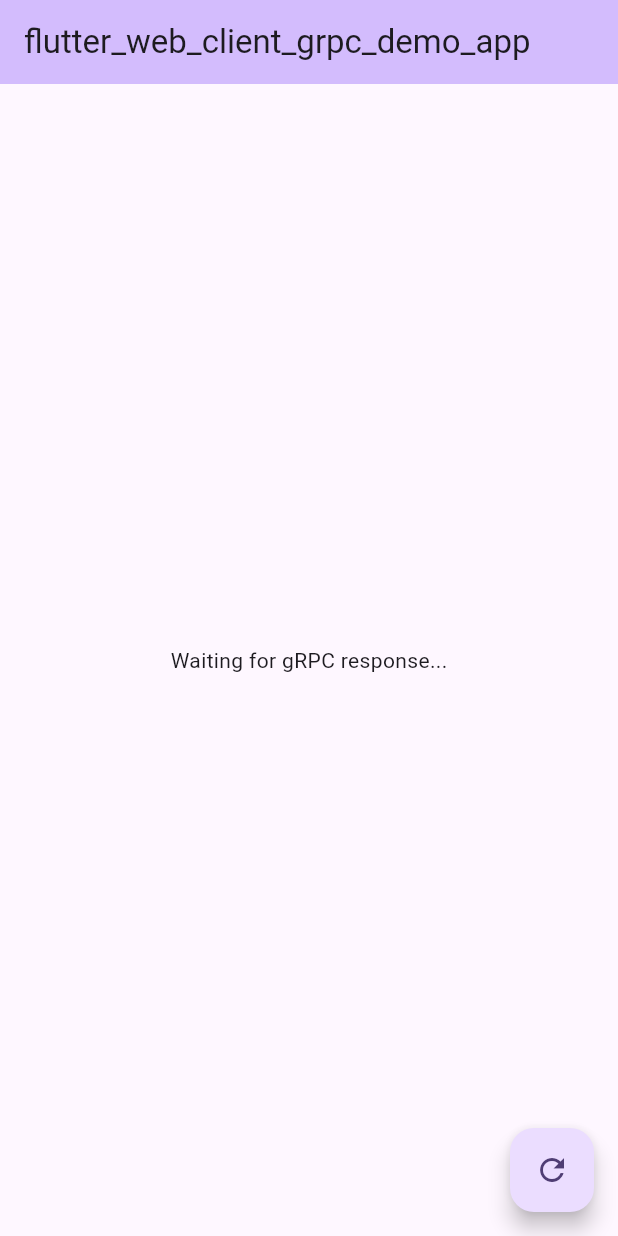
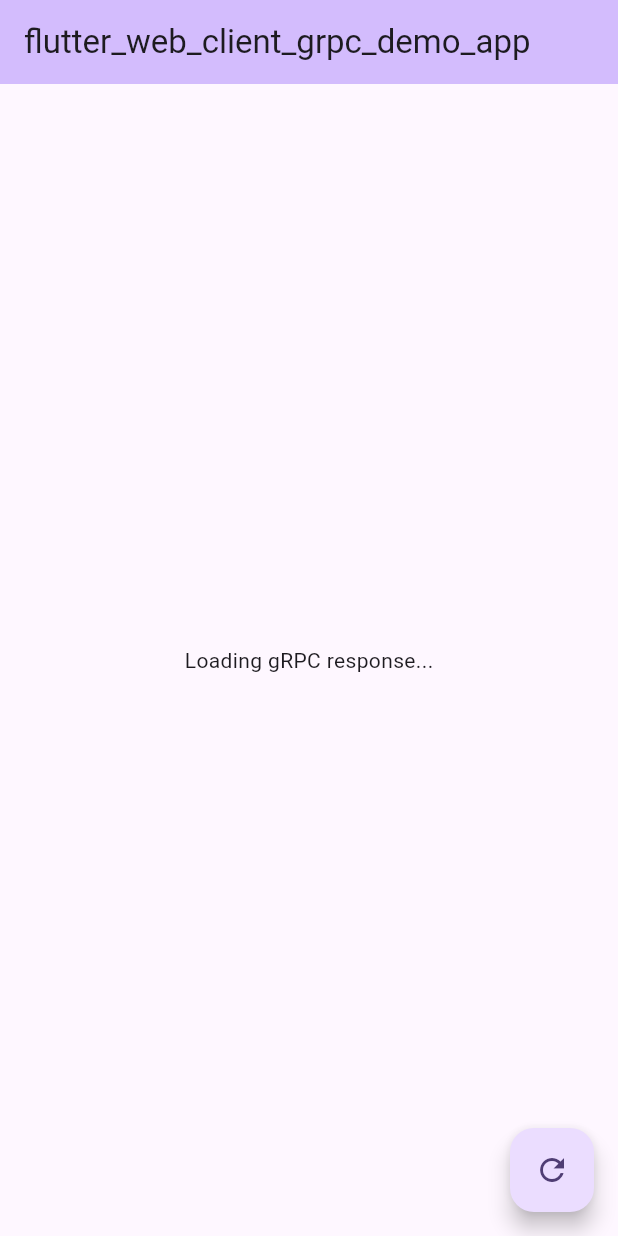
Before and after one commit to maxeema/flutter-web-grpc, a Flutter app: the first screen one second after launch, on a phone screen of 412 x 824 dp. Run offline on Flutter 3.47's test engine with Material 3 defaults, Android fonts, the phone set to English and light mode, and no system bars; our stand-ins replace signals; missing offline and left inert: grpc, protobuf.

Commit message:
refactor/ to use "signals" instead of StatefullWidget

```diff
--- a/flutter_web_client_grpc_demo_app/lib/main.dart
+++ b/flutter_web_client_grpc_demo_app/lib/main.dart
@@ -2,44 +2,12 @@
 /// Copyright 2024 (c) Max Shemetov, https://github.com/maxeema
 ///
 import 'package:flutter/material.dart';
+import 'package:signals/signals_flutter.dart';
 
-import 'package:grpc/grpc.dart';
-import 'package:grpc/grpc_or_grpcweb.dart';
-
-import 'package:flutter_web_client_grpc_demo_app/generated/protos/hello.pbgrpc.dart';
+import 'data.dart';
 
 void main() {
   runApp(const MyApp());
-}
-
-Future<String> callGrpc(List<String> args) async {
-  print('callGrpc()...');
-  final channel = GrpcOrGrpcWebClientChannel.toSingleEndpoint(
-    host: 'localhost',
-    // A dedicated Envoy port for the web-grpc calls assuming that Envoy is ran
-    // according to the project's README.
-    port: 50052,
-    transportSecure: false,
-  );
-  final stub = GreeterClient(channel);
-  final name = args.isNotEmpty ? args.join(' ') : 'flutter';
-  try {
-    final response = await stub.sayHello(
-      HelloRequest()..name = name,
-      options: CallOptions(
-        // Note! If a server supports GzipCodec compression enable it here,
-        // but not all services support it, so you might remove/comment this.
-        compression: const GzipCodec(),
-      ),
-    );
-    print('Greeter client received: ${response.message}');
-    return response.message;
-  } catch (e) {
-    print('Caught error: $e');
-    return '$e';
-  } finally {
-    await channel.shutdown();
-  }
 }
 
 class MyApp extends StatelessWidget {
@@ -58,48 +26,28 @@ class MyApp extends StatelessWidget {
   }
 }
 
-class MyHomePage extends StatefulWidget {
+class MyHomePage extends StatelessWidget {
   const MyHomePage({super.key, required this.title});
 
   final String title;
 
   @override
-  State<MyHomePage> createState() => _MyHomePageState();
-}
-
-class _MyHomePageState extends State<MyHomePage> {
-  int _counter = 0;
-
-  String? grpcResponse;
-  Object? key;
-
-  @override
-  void initState() {
-    super.initState();
-    Future.delayed(Duration(seconds: 1), () {
-      _executeCallGrpc();
-    });
-  }
-
-  _executeCallGrpc() {
-    _counter++;
-    key = Object();
-    final keyRef = key;
-    setState(() => grpcResponse = null);
-    callGrpc(['flutter', '$_counter']).then((response) async {
-      await Future.delayed(Duration(seconds: 1));
-      if (mounted && key == keyRef) {
-        setState(() => grpcResponse = response);
+  Widget build(BuildContext context) {
+    grpcData.listen(context, () {
+      if (grpcData.value.hasError && !grpcData.value.isLoading) {
+        ScaffoldMessenger.of(context)
+          ..hideCurrentSnackBar()
+          ..showSnackBar(
+            const SnackBar(
+                content: Text('Please, ensure that grpc server is ran.\n'
+                    'It is located in the "dart_server_grpc_demo" folder.')),
+          );
       }
     });
-  }
-
-  @override
-  Widget build(BuildContext context) {
     return Scaffold(
       appBar: AppBar(
         backgroundColor: Theme.of(context).colorScheme.inversePrimary,
-        title: Text(widget.title),
+        title: Text(title),
       ),
       body: Center(
         child: Column(
@@ -107,16 +55,30 @@ class _MyHomePageState extends State<MyHomePage> {
           children: <Widget>[
             Container(
               margin: EdgeInsets.all(20),
-              child: Text(
-                grpcResponse ?? 'Waiting for gRPC response...',
-              ),
+              child: Watch((context) {
+                return grpcData.value.map(
+                  loading: () => const Text('Loading gRPC response...'),
+                  reloading: () => const Text('Reloading gRPC response...'),
+                  refreshing: () => const Text('Refreshing gRPC response...'),
+                  data: (data) => Text(
+                    'gRPC response: $data',
+                    textAlign: TextAlign.center,
+                  ),
+                  error: (error) {
+                    print('error, signalGrpcData.value: ${grpcData.value}');
+                    print(
+                        'error, signalGrpcData.previousValue: ${grpcData.previousValue}');
+                    return Text('Caught error! $error');
+                  },
+                );
+              }),
             ),
           ],
         ),
       ),
       floatingActionButton: FloatingActionButton(
-        onPressed: _executeCallGrpc,
-        tooltip: 'Increment',
+        onPressed: grpcData.refresh,
+        tooltip: 'Refresh',
         child: const Icon(Icons.refresh),
       ),
     );
--- a/flutter_web_client_grpc_demo_app/pubspec.yaml
+++ b/flutter_web_client_grpc_demo_app/pubspec.yaml
@@ -36,6 +36,7 @@ dependencies:
   # Use with the CupertinoIcons class for iOS style icons.
   cupertino_icons: ^1.0.6
   grpc: ^3.2.4
+  signals: ^5.2.0
 
 dev_dependencies:
   flutter_test:
```
Also changed, not shown: flutter_web_client_grpc_demo_app/lib/data.dart (added, +44 -0 lines), flutter_web_client_grpc_demo_app/pubspec.lock.
